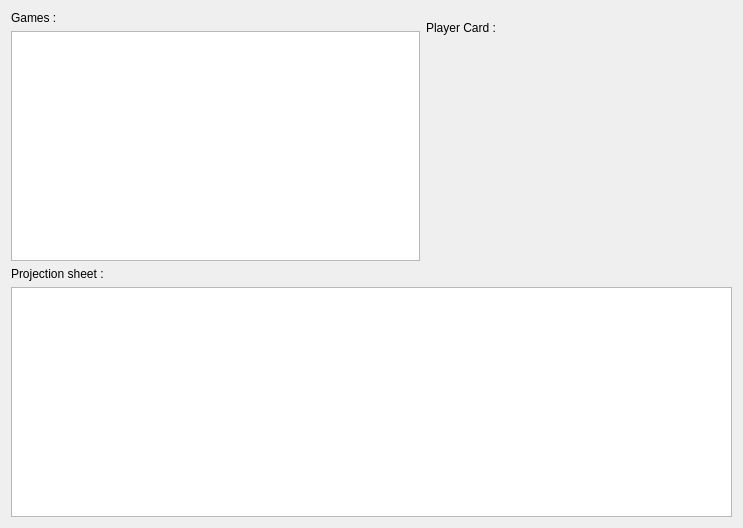
Before: the Qt Designer form cute-fantasy/nextweekwidget.ui in protoblock/protoblock, drawn with Qt 5.
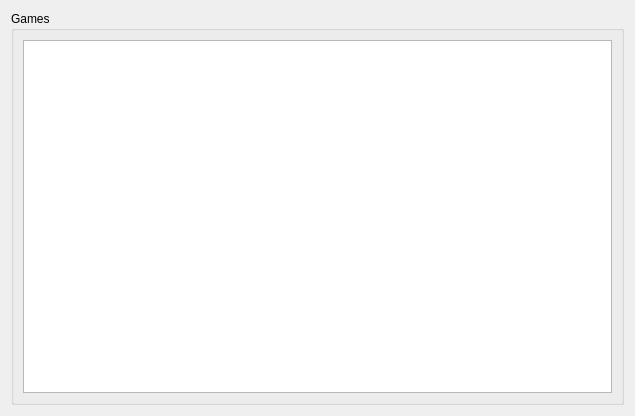
After: the same form once the commit is applied. Custom widgets are drawn as their Qt base class.

```diff
--- a/cute-fantasy/nextweekwidget.ui
+++ b/cute-fantasy/nextweekwidget.ui
@@ -6,45 +6,21 @@
    <rect>
     <x>0</x>
     <y>0</y>
-    <width>743</width>
-    <height>528</height>
+    <width>635</width>
+    <height>416</height>
    </rect>
   </property>
   <property name="windowTitle">
    <string>Form</string>
   </property>
-  <layout class="QGridLayout" name="gridLayout">
-   <item row="0" column="1">
-    <layout class="QVBoxLayout" name="verticalLayout_4">
-     <item>
-      <widget class="QLabel" name="label_2">
-       <property name="text">
-        <string>Player Card :</string>
-       </property>
-      </widget>
-     </item>
-     <item>
-      <widget class="PlayerProjectionWidget" name="myPlayerWidget" native="true">
-       <property name="minimumSize">
-        <size>
-         <width>300</width>
-         <height>210</height>
-        </size>
-       </property>
-      </widget>
-     </item>
-    </layout>
-   </item>
+  <layout class="QGridLayout" name="gridLayout_3">
    <item row="0" column="0">
-    <layout class="QVBoxLayout" name="verticalLayout_3">
-     <item>
-      <widget class="QLabel" name="label">
-       <property name="text">
-        <string>Games :</string>
-       </property>
-      </widget>
-     </item>
-     <item>
+    <widget class="QGroupBox" name="groupBox">
+     <property name="title">
+      <string>Games</string>
+     </property>
+     <layout class="QGridLayout" name="gridLayout_2">
+      <item row="0" column="0">
       <widget class="QListView" name="myGamesListView">
        <property name="selectionMode">
         <enum>QAbstractItemView::SingleSelection</enum>
@@ -55,41 +31,10 @@
       </widget>
      </item>
     </layout>
-   </item>
-   <item row="1" column="0" colspan="3">
-    <layout class="QVBoxLayout" name="verticalLayout_2">
-     <item>
-      <widget class="QLabel" name="label_3">
-       <property name="text">
-        <string>Projection sheet :</string>
-       </property>
-      </widget>
-     </item>
-     <item>
-      <widget class="QTableView" name="myProjectionTableView">
-       <property name="selectionMode">
-        <enum>QAbstractItemView::SingleSelection</enum>
-       </property>
-       <property name="selectionBehavior">
-        <enum>QAbstractItemView::SelectItems</enum>
-       </property>
-       <property name="sortingEnabled">
-        <bool>true</bool>
-       </property>
-      </widget>
-     </item>
-    </layout>
-   </item>
-  </layout>
+    </widget>
+   </item>
+  </layout>
  </widget>
- <customwidgets>
-  <customwidget>
-   <class>PlayerProjectionWidget</class>
-   <extends>QWidget</extends>
-   <header location="global">playerprojectionwidget.h</header>
-   <container>1</container>
-  </customwidget>
- </customwidgets>
  <resources/>
  <connections/>
 </ui>
```
Lines whose indentation alone changed are shown as unchanged.
